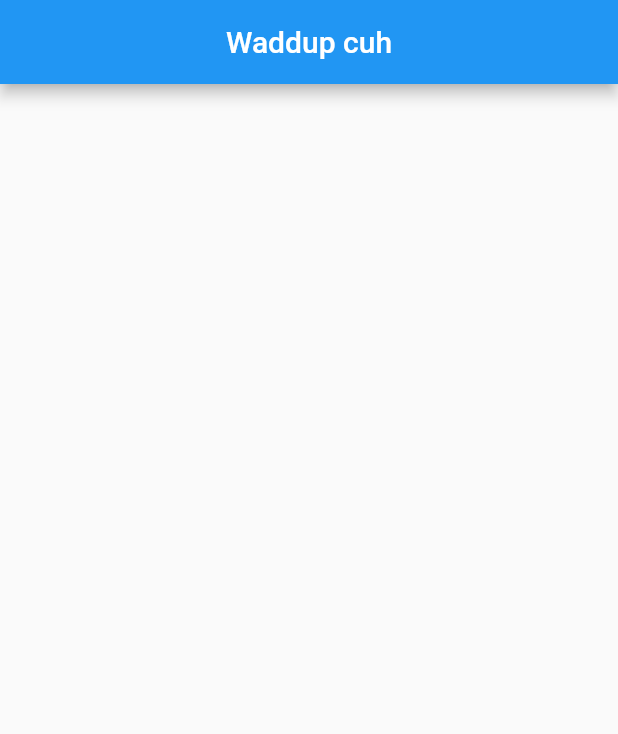
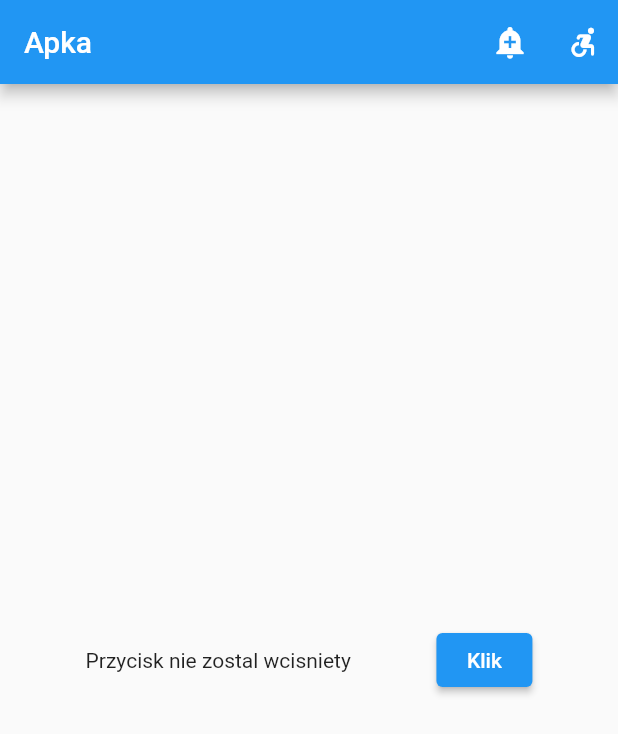
Before and after one commit to MyshioN/2024_4a_1, a Flutter app: the screen it shows after launch, on a phone screen of 412 x 824 dp. Shown: the top 734 px of the screen. Run offline on Flutter 3.47's test engine with Material 2 defaults, Android fonts, the phone set to English and light mode, and no system bars.

Commit message:
Updated program

```diff
--- a/lib/main.dart
+++ b/lib/main.dart
@@ -12,16 +12,57 @@ class MyApp extends StatefulWidget {
 }
 
 class _MyAppState extends State<MyApp> {
+  String Tekst = "Przycisk nie zostal wcisniety";
+  bool InProgress = false;
   @override
   Widget build(BuildContext context) {
     return MaterialApp(
       home: Scaffold(
         appBar: AppBar(
-          title: Center(
-            child: Text("Waddup cuh")
+          title: const Text('Apka'),
+          actions: <Widget>[
+            IconButton(
+              icon: const Icon(Icons.add_alert),
+              tooltip: 'Show Snackbar',
+              onPressed: () {
+                ScaffoldMessenger.of(context).showSnackBar(
+                    const SnackBar(content: Text('This is a snackbar')));
+              },
             ),
+            IconButton(
+              icon: const Icon(Icons.accessible_forward_rounded),
+              tooltip: 'Show Snackbar',
+              onPressed: () {
+                ScaffoldMessenger.of(context).showSnackBar(
+                    const SnackBar(content: Text('This is a snackbar')));
+              },
+            ),
+          ],
+        ),
+        body: Builder(
+          builder: (BuildContext context) {
+            return Center(
+              child: Row(
+                mainAxisAlignment: MainAxisAlignment.spaceEvenly,
+                children: [
+                  Text(Tekst),
+                  ElevatedButton(
+                    onPressed: _ChangeText,
+                    child: Text('Klik'),
+                  ),
+                ],
+              ),
+            );
+          },
         ),
       ),
     );
   }
+
+  void _ChangeText() {
+    setState(() {
+      InProgress = true;
+      Tekst = "Przycisko zostal nacisniety";
+    });
+  }
 }
```
